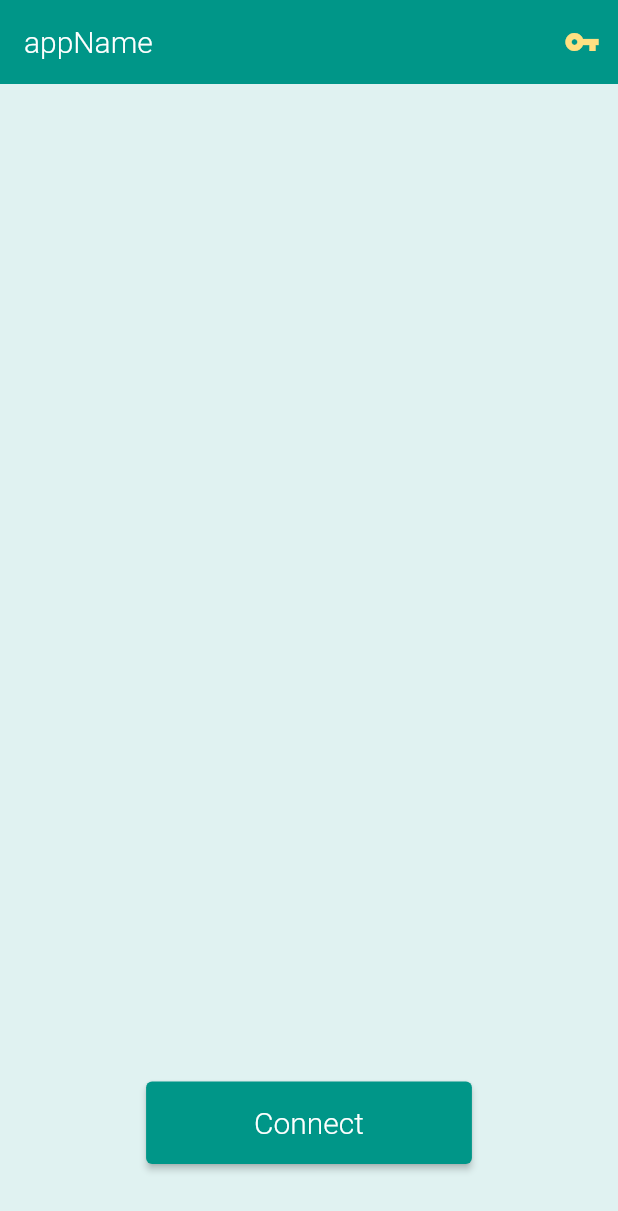
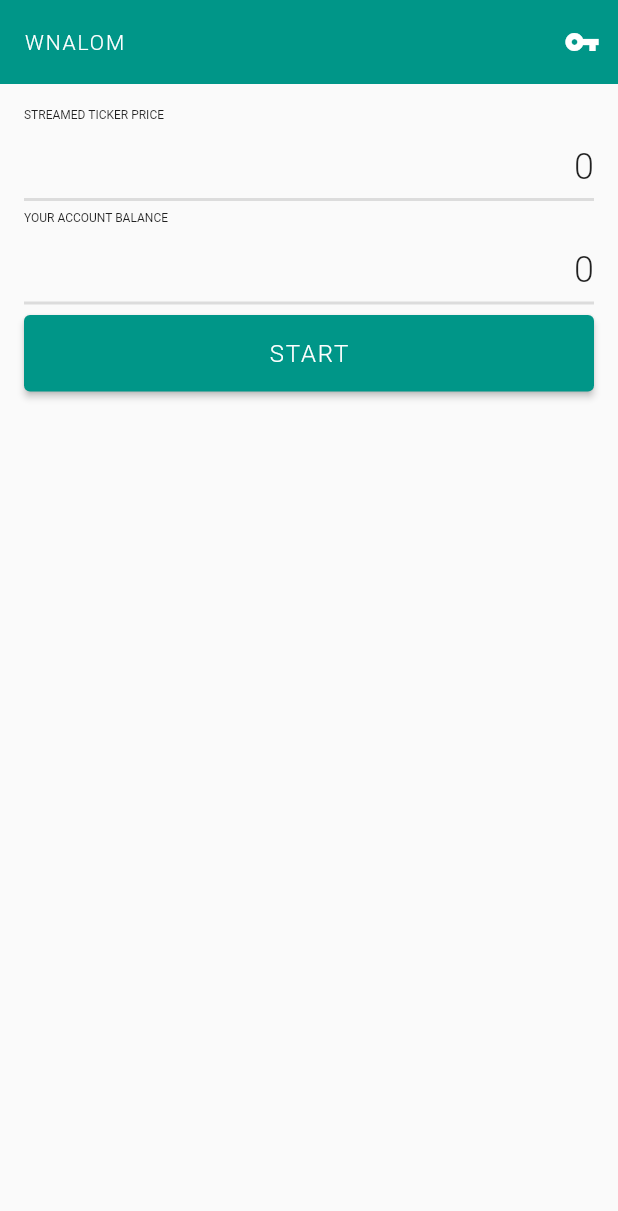
Before and after one commit to seliis/wnalom-legacy, a Flutter app: the screen it shows after launch, on a phone screen of 412 x 824 dp. Shown: the top 1211 px of the screen. Run offline on Flutter 3.47's test engine with Material 2 defaults, Android fonts, the phone set to English and light mode, and no system bars; our stand-ins replace get.

Commit message:
using getx state controller

```diff
--- /dev/null
+++ b/lib/component/dashboard/dashboard.dart
@@ -0,0 +1,102 @@
+import "package:flutter/material.dart";
+import "package:get/get.dart";
+
+import "../../controller/dashboard_controller.dart";
+
+class Dashboard extends StatelessWidget {
+    const Dashboard({Key? key}) : super(key: key);
+
+    AppBar getAppBar() {
+        return AppBar(
+            title: const Text(
+                "WNALOM",
+                style: TextStyle(
+                    letterSpacing: 1.25,
+                    fontWeight: FontWeight.w300,
+                    fontSize: 14
+                ),
+            ),
+            actions: <Widget>[
+                IconButton(
+                    icon: const Icon(
+                        Icons.vpn_key
+                    ),
+                    onPressed: () {
+                        Get.toNamed("/signature");
+                    },
+                ),
+            ],
+            elevation: 0,
+        );
+    }
+
+    Column getDataBox(String title) {
+        return Column(
+            crossAxisAlignment: CrossAxisAlignment.stretch,
+            children: [
+                Text(
+                    title,
+                    style: const TextStyle(
+                        fontWeight: FontWeight.w400,
+                        fontSize: 8
+                    )
+                ),
+                const SizedBox(height: 16),
+                const Text(
+                    "0",
+                    textAlign: TextAlign.end,
+                    style: TextStyle(
+                        fontWeight: FontWeight.w300,
+                        fontSize: 24
+                    ),
+                ),
+                const Divider(thickness: 2)
+            ],
+        );
+    }
+
+    ElevatedButton getStartAndStopButton(bool tradeActivationState, Function setActivationTrade) {
+        return ElevatedButton(
+            child: Text(
+                tradeActivationState? "STOP" : "START",
+                style: const TextStyle(
+                    fontWeight: FontWeight.w300,
+                    letterSpacing: 1.25,
+                    fontSize: 16,
+                ),
+            ),
+            style: ButtonStyle(
+                padding: MaterialStateProperty.all<EdgeInsets>(
+                    const EdgeInsets.symmetric(
+                        vertical: 16
+                    )
+                )
+            ),
+            onPressed: () => setActivationTrade()
+        );
+    }
+
+    @override
+    Widget build(BuildContext context) {
+        return SafeArea(child: Scaffold(
+            appBar: getAppBar(),
+            body: Padding(
+                padding: const EdgeInsets.all(16),
+                child: GetBuilder<DashboardControl>(
+                    init: DashboardControl(),
+                    builder: (control) => Column(
+                        crossAxisAlignment: CrossAxisAlignment.stretch,
+                        children: [
+                            getDataBox("STREAMED TICKER PRICE"),
+                            getDataBox("YOUR ACCOUNT BALANCE"),
+                            getStartAndStopButton(
+                                control.tradeActivationState,
+                                control.setTradeActivation
+                            )
+                        ],
+                    ),
+                )
+            ),
+        ));
+    }
+}
--- /dev/null
+++ b/lib/controller/dashboard_controller.dart
@@ -0,0 +1,12 @@
+import "package:get/get.dart";
+
+class DashboardControl extends GetxController {
+    static DashboardControl get to => Get.find();
+
+    bool tradeActivationState = false;
+
+    void setTradeActivation() {
+        tradeActivationState = !tradeActivationState;
+        update();
+    }
+}
--- a/lib/main.dart
+++ b/lib/main.dart
@@ -1,13 +1,24 @@
 import "package:flutter/material.dart";
-import 'package:get/route_manager.dart';
-import "package:http/http.dart" as http;
+import "package:get/get.dart";
+
+import "component/dashboard/dashboard.dart";
+import 'component/signature/signature.dart';
 
 void main() {
     runApp(
         GetMaterialApp(
-            home: const SafeArea(
-                child: Home(),
-            ),
+            initialRoute: "/dashboard",
+            getPages: [
+                GetPage(
+                    name: "/dashboard",
+                    page: () => const Dashboard()
+                ),
+                GetPage(
+                    name: "/signature",
+                    page: () => Signature(),
+                    transition: Transition.cupertino
+                )
+            ],
             theme: ThemeData(
                 primarySwatch: Colors.teal,
             ),
@@ -15,95 +26,3 @@ void main() {
         )
     );
 }
-
-class Home extends StatelessWidget {
-    const Home({Key? key}) : super(key: key);
-
-    AppBar getAppBar() {
-        return AppBar(
-            title: const Text(
-                "appName",
-                style: TextStyle(
-                    fontWeight: FontWeight.w300
-                ),
-            ),
-            actions: [
-                IconButton(
-                    icon: Icon(
-                        Icons.vpn_key,
-                        color: Colors.amber.shade200,
-                    ),
-                    onPressed: () {},
-                )
-            ],
-            elevation: 0,
-        );
-    }
-
-    ElevatedButton getConnectButton() {
-        return ElevatedButton(
-            child: const Text(
-                "Connect",
-                style: TextStyle(
-                    fontWeight: FontWeight.w300,
-                    fontSize: 20
-                ),
-            ),
-            onPressed: () async {
-                var resp = await http.get(Uri.http("10.0.2.2:8000", "/connect"));
-                if (resp.statusCode == 200) {
-                    Get.defaultDialog(
-                        title: "Message from Fiber",
-                        titleStyle: const TextStyle(
-                            color: Colors.teal,
-                            fontWeight: FontWeight.w400,
-                            fontSize: 16
-                        ),
-                        content: Text(
-                            resp.body,
-                            style: const TextStyle(
-                                fontWeight: FontWeight.w300,
-                                fontSize: 20
-                            ),
-                        )
-                    );
-                }
-            },
-            style: ButtonStyle(
-                padding: MaterialStateProperty.all<EdgeInsets>(
-                    const EdgeInsets.symmetric(
-                        horizontal: 72,
-                        vertical: 16
-                    )
-                )
-            ),
-        );
-    }
-
-    @override
-    Widget build(BuildContext context) {
-        return Scaffold(
-            appBar: getAppBar(),
-            body: Container(
-                width: double.infinity,
-                height: double.infinity,
-                color: Colors.teal.shade50,
-                alignment: Alignment.center,
-                child: Padding(
-                    padding: const EdgeInsets.symmetric(
-                        horizontal: 8
-                    ),
-                    child: Stack(
-                        alignment: Alignment.center,
-                        children: [
-                            Positioned(
-                                child: getConnectButton(),
-                                bottom: 48,
-                            )
-                        ],
-                    )
-                )
-            ),
-        );
-    }
-}
```
Also changed, not shown: lib/component/signature/signature.dart (added, +75 -0 lines).
